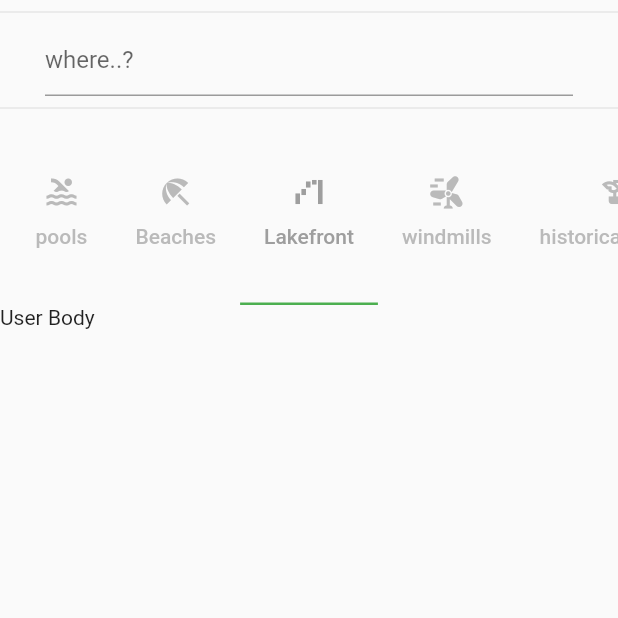
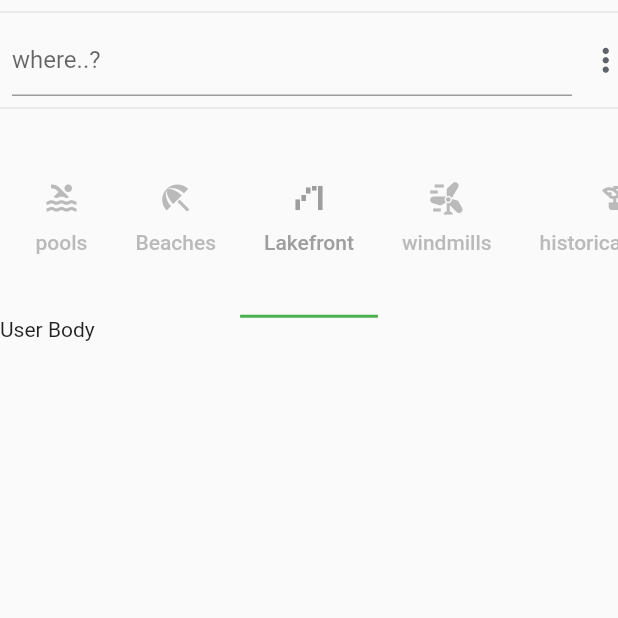
Before and after one commit to Uday-kiran9147/Home-rental, a Flutter app: the screen it shows after launch, tab 4 chosen, on a phone screen of 412 x 824 dp, the top half of it. Run offline on Flutter 3.47's test engine with Material 2 defaults, Android fonts, the phone set to English and light mode, and no system bars; network calls fail.

Commit message:
more_vert icon

```diff
--- a/lib/main.dart
+++ b/lib/main.dart
@@ -81,6 +81,7 @@ class MyApp extends StatelessWidget {
   @override
   Widget build(BuildContext context) {
     return MaterialApp(
+      debugShowCheckedModeBanner: false,
       title: 'House Rental\'s',
       theme: ThemeData(
         primarySwatch: Colors.green,
@@ -105,11 +106,25 @@ class _MyHomePageState extends State<MyHomePage> {
             children: [
               Divider(),
               // DashBoard(),
-              Padding(
-                padding: const EdgeInsets.only(left: 30,right: 30),
-                child: TextFormField(
-                  decoration: InputDecoration(hintText: "where..?"),
-                ),
+              Row(
+                children: [
+                  SizedBox(
+                    width: MediaQuery.of(context).size.width*0.95,
+                    child: Padding(
+                      padding: const EdgeInsets.only(left:8.0,right: 10),
+                      child: TextFormField(
+
+                        decoration: InputDecoration(hintText: "where..?"),
+                      ),
+                    ),
+                  ),
+                  Icon(
+                    weight: 40,
+                    Icons.more_vert_outlined,
+                    size: 25,
+                    color: Color(0xFF5F6368),
+                  ),
+                ],
               ),
               Divider(),
               Places(),
--- a/lib/placed.dart
+++ b/lib/placed.dart
@@ -17,7 +17,7 @@ class _PlacesState extends State<Places> {
         length: 15,
         child: Column(mainAxisSize: MainAxisSize.min, children: <Widget>[
           Container(
-              height: MediaQuery.of(context).size.height * 0.15, child:
+              height: MediaQuery.of(context).size.height * 0.16, child:
                   _tab()),
           Container(
             height: MediaQuery.of(context).size.height,
```
Also changed, not shown: lib/models/dummy.dart (+10 -1 lines), lib/screens/homeDetail_screen.dart (added, +52 -0 lines), lib/screens/rentHome_screen.dart (added, +33 -0 lines).
